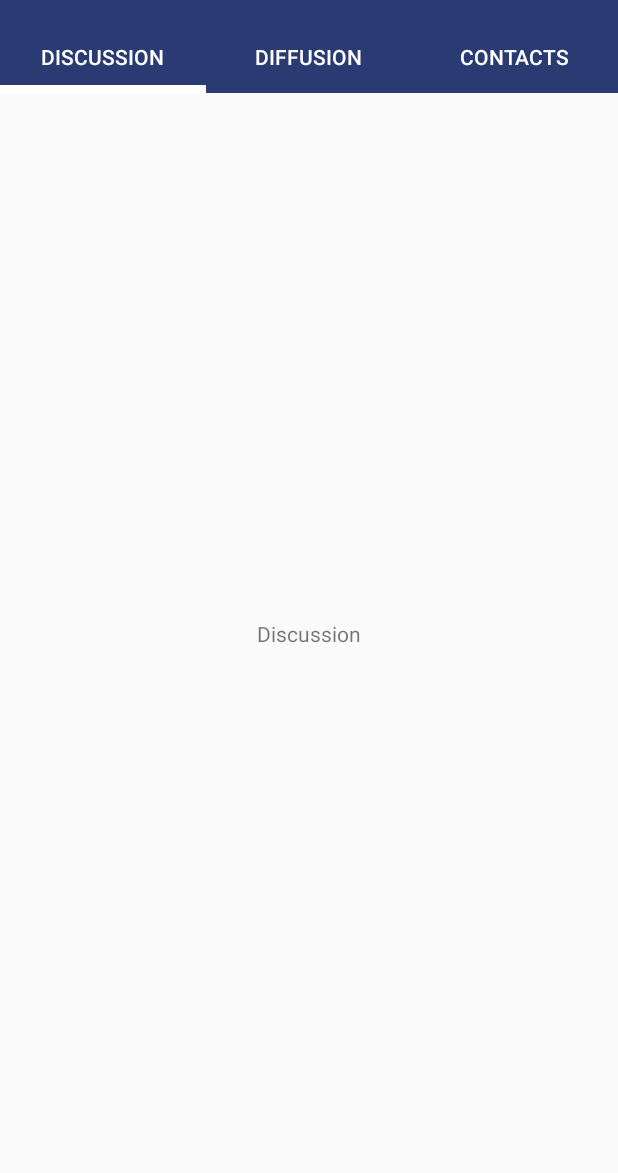
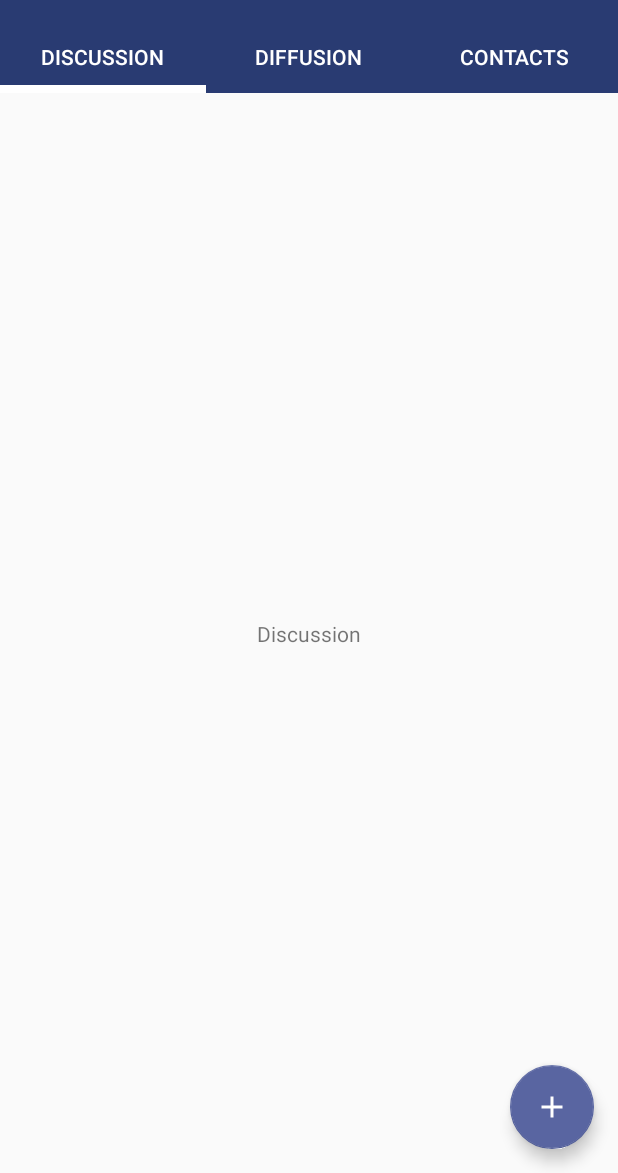
Before and after one commit to tipam2iuc/smartsms-android, an Android app: the screen it shows after launch once a user with an empty profile is signed in (MainActivity), on a phone screen of 412 x 824 dp, the part 63-1236 px from its top. Run offline under Robolectric (Android 15) with nearby library versions, the phone set to English and light mode, and no system bars; our stand-ins replace Firebase (no records; nobody signed in at launch, a user with empty details on screens opened directly).

```diff
--- /dev/null
+++ b/app/src/main/res/drawable/ic_add_white_24dp.xml
@@ -0,0 +1,5 @@
+<vector android:height="24dp" android:tint="#FFFFFF"
+    android:viewportHeight="24.0" android:viewportWidth="24.0"
+    android:width="24dp" xmlns:android="http://schemas.android.com/apk/res/android">
+    <path android:fillColor="#FF000000" android:pathData="M19,13h-6v6h-2v-6H5v-2h6V5h2v6h6v2z"/>
+</vector>
--- a/app/src/main/res/layout/activity_main.xml
+++ b/app/src/main/res/layout/activity_main.xml
@@ -37,4 +37,17 @@
         app:layout_constraintStart_toStartOf="parent"
         app:layout_constraintTop_toBottomOf="@+id/tabLayout_id" />
 
+    <android.support.design.widget.FloatingActionButton
+        android:id="@+id/fab"
+        android:layout_width="wrap_content"
+        android:layout_height="wrap_content"
+        android:layout_gravity="bottom|end"
+        android:layout_margin="16dp"
+        android:layout_marginEnd="16dp"
+        android:layout_marginBottom="16dp"
+        android:src="@drawable/ic_add_white_24dp"
+        app:backgroundTint="#5965a1"
+        app:layout_constraintBottom_toBottomOf="parent"
+        app:layout_constraintEnd_toEndOf="parent" />
+
 </android.support.constraint.ConstraintLayout>
```
